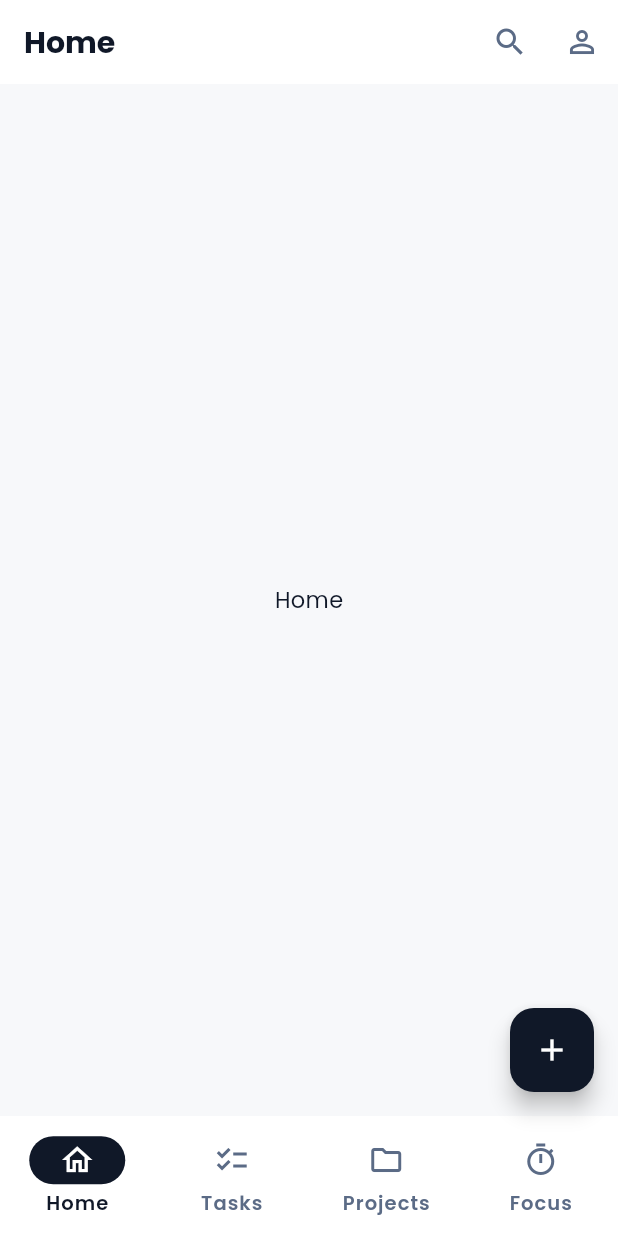
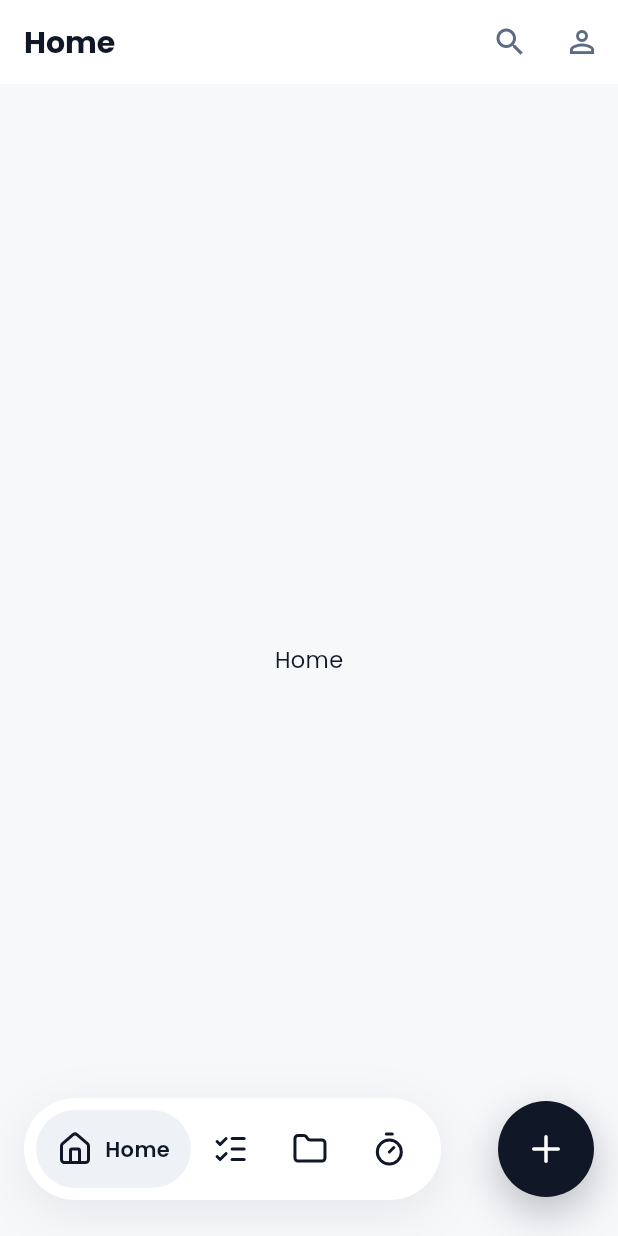
Before and after one commit to BrendanLTW/ctrltask, a Flutter app: the HomeScreen screen opened by its route, on a phone screen of 412 x 824 dp. Run offline on Flutter 3.47's test engine with Material 3 defaults, Android fonts, the phone set to English and light mode, and no system bars; our stand-ins replace flutter_riverpod, flutter_svg, go_router, riverpod_annotation; generated files the repository leaves out were written again.

Commit message:
feat: AppShell floating bottom bar and quick-add button

```diff
--- a/lib/core/router/app_router.dart
+++ b/lib/core/router/app_router.dart
@@ -1,3 +1,4 @@
+import 'package:ctrltask/core/widgets/app_shell.dart';
 import 'package:ctrltask/features/focus/presentation/focus_screen.dart';
 import 'package:ctrltask/features/home/presentation/home_screen.dart';
 import 'package:ctrltask/features/insights/presentation/insights_screen.dart';
@@ -10,7 +11,6 @@ import 'package:ctrltask/features/tasks/presentation/search_screen.dart';
 import 'package:ctrltask/features/tasks/presentation/task_detail_screen.dart';
 import 'package:ctrltask/features/tasks/presentation/task_form_screen.dart';
 import 'package:ctrltask/features/tasks/presentation/tasks_screen.dart';
-import 'package:ctrltask/l10n/l10n.dart';
 import 'package:flutter/material.dart';
 import 'package:go_router/go_router.dart';
 import 'package:riverpod_annotation/riverpod_annotation.dart';
@@ -50,7 +50,14 @@ GoRouter appRouter(Ref ref) {
     },
     routes: [
       StatefulShellRoute.indexedStack(
-        builder: (context, state, shell) => _TempShell(shell: shell),
+        builder: (context, state, shell) => AppShell(
+          currentIndex: shell.currentIndex,
+          onTabSelected: (i) =>
+              shell.goBranch(i, initialLocation: i == shell.currentIndex),
+          // shortcut: opens the New task screen; 2.6 makes it the S10 sheet.
+          onQuickAdd: () => context.push(Routes.newTask),
+          child: shell,
+        ),
         branches: [
           _branch(Routes.home, const HomeScreen()),
           _branch(Routes.tasks, const TasksScreen()),
@@ -98,46 +105,3 @@ GoRouter appRouter(Ref ref) {
 StatefulShellBranch _branch(String path, Widget screen) => StatefulShellBranch(
   routes: [GoRoute(path: path, builder: (context, state) => screen)],
 );
-
-// shortcut: stand-in bottom bar with hard-coded labels; task 0.6 replaces it
-// with AppShell and 2.6 makes quick add the S10 sheet.
-class _TempShell extends StatelessWidget {
-  const new({required this.shell});
-
-  final StatefulNavigationShell shell;
-
-  @override
-  Widget build(BuildContext context) {
-    return Scaffold(
-      body: shell,
-      floatingActionButton: FloatingActionButton(
-        tooltip: context.l10n.quickAddTask,
-        onPressed: () => context.push(Routes.newTask),
-        child: const Icon(Icons.add),
-      ),
-      bottomNavigationBar: NavigationBar(
-        selectedIndex: shell.currentIndex,
-        onDestinationSelected: (i) =>
-            shell.goBranch(i, initialLocation: i == shell.currentIndex),
-        destinations: [
-          NavigationDestination(
-            icon: const Icon(Icons.home_outlined),
-            label: context.l10n.tabHome,
-          ),
-          NavigationDestination(
-            icon: const Icon(Icons.checklist),
-            label: context.l10n.tabTasks,
-          ),
-          NavigationDestination(
-            icon: const Icon(Icons.folder_outlined),
-            label: context.l10n.tabProjects,
-          ),
-          NavigationDestination(
-            icon: const Icon(Icons.timer_outlined),
-            label: context.l10n.tabFocus,
-          ),
-        ],
-      ),
-    );
-  }
-}
--- /dev/null
+++ b/lib/core/widgets/app_icon.dart
@@ -0,0 +1,95 @@
+import 'dart:typed_data';
+
+import 'package:flutter/widgets.dart';
+import 'package:flutter_svg/flutter_svg.dart';
+
+/// The app's line icons (DESIGN §8): Lucide (ISC licence, lucide-static
+/// 1.72.0) on a 24 grid with round caps and joins, bundled in
+/// `assets/icons/`. Data stores project icon keys, never these.
+enum AppIcon {
+  add('plus'),
+  folder('folder'),
+  home('house'),
+  tasks('list-checks'),
+  timer('timer');
+
+  new(this.file);
+
+  final String file;
+
+  String get asset => 'assets/icons/$file.svg';
+}
+
+/// Stroke widths from DESIGN §8.
+abstract final class AppIconStroke {
+  static const double nav = 1.7;
+  static const double button = 1.8;
+  static const double tile = 1.9;
+  static const double chevron = 2.2;
+}
+
+/// Draws an [AppIcon]. Size and colour default to the surrounding
+/// `IconTheme`, as `Icon` does, so it works inside `IconButton`.
+/// Decorative: screen readers skip it; label the button instead.
+class AppIconView extends StatelessWidget {
+  const new(
+    this.icon, {
+    this.size,
+    this.color,
+    this.stroke = AppIconStroke.button,
+    super.key,
+  });
+
+  final AppIcon icon;
+  final double? size;
+  final Color? color;
+  final double stroke;
+
+  @override
+  Widget build(BuildContext context) {
+    final theme = IconTheme.of(context);
+    final side = size ?? theme.size ?? 24;
+    final tint = color ?? theme.color;
+    // Like Icon: its own size, centred, even inside a tile that passes
+    // tight constraints.
+    return Center(
+      widthFactor: 1,
+      heightFactor: 1,
+      child: SvgPicture(
+        _StrokeLoader(icon.asset, stroke),
+        width: side,
+        height: side,
+        colorFilter: tint == null
+            ? null
+            : ColorFilter.mode(tint, BlendMode.srcIn),
+        excludeFromSemantics: true,
+      ),
+    );
+  }
+}
+
+/// Loads an icon with its stroke width set: Lucide files use 2.
+class _StrokeLoader extends SvgAssetLoader {
+  const new(super.assetName, this.stroke);
+
+  final double stroke;
+
+  @override
+  String provideSvg(ByteData? message) => super
+      .provideSvg(message)
+      .replaceFirst('stroke-width="2"', 'stroke-width="$stroke"');
+
+  @override
+  SvgCacheKey cacheKey(BuildContext? context) => SvgCacheKey(
+    keyData: (assetName, stroke),
+    colorMapper: colorMapper,
+    theme: getTheme(context),
+  );
+
+  @override
+  int get hashCode => Object.hash(super.hashCode, stroke);
+
+  @override
+  bool operator ==(Object other) =>
+      other is _StrokeLoader && super == other && other.stroke == stroke;
+}
--- /dev/null
+++ b/lib/core/widgets/app_shell.dart
@@ -0,0 +1,169 @@
+import 'dart:math' as math;
+
+import 'package:ctrltask/core/theme/app_colors.dart';
+import 'package:ctrltask/core/theme/app_radius.dart';
+import 'package:ctrltask/core/theme/app_shadows.dart';
+import 'package:ctrltask/core/widgets/app_icon.dart';
+import 'package:ctrltask/core/widgets/app_shell_tab.dart';
+import 'package:ctrltask/l10n/l10n.dart';
+import 'package:flutter/material.dart';
+
+/// The tab scaffold (DESIGN §6): content runs full height under a floating
+/// pill bottom bar, with a separate round quick-add button to its right
+/// and a fade to `ground` behind the bar.
+///
+/// Tab screens keep [contentBottomPadding] at the end of their scroll views
+/// so the last item clears the bar.
+class AppShell extends StatelessWidget {
+  const new({
+    required this.currentIndex,
+    required this.onTabSelected,
+    required this.onQuickAdd,
+    required this.child,
+    super.key,
+  });
+
+  final int currentIndex;
+  final ValueChanged<int> onTabSelected;
+  final VoidCallback onQuickAdd;
+  final Widget child;
+
+  static const double contentBottomPadding = 120;
+  static const double barHeight = 68;
+  static const double barMaxWidth = 278;
+  static const double addSize = 64;
+  static const double fadeHeight = 130;
+
+  static const double _edge = 16;
+  static const double _barBottom = 24;
+  static const double _addBottom = 26;
+  static const double _barInset = 8;
+
+  @override
+  Widget build(BuildContext context) {
+    final colors = context.colors;
+    final shadows = context.shadows;
+    final l10n = context.l10n;
+    final tabs = [
+      (AppIcon.home, l10n.tabHome),
+      (AppIcon.tasks, l10n.tabTasks),
+      (AppIcon.folder, l10n.tabProjects),
+      (AppIcon.timer, l10n.tabFocus),
+    ];
+    // Narrow phones shrink the bar so it never meets the add button.
+    final barWidth = math.min(
+      barMaxWidth,
+      MediaQuery.sizeOf(context).width - _edge * 3 - addSize,
+    );
+
+    return Scaffold(
+      body: Stack(
+        children: [
+          Positioned.fill(child: child),
+          Positioned(
+            left: 0,
+            right: 0,
+            bottom: 0,
+            height: fadeHeight,
+            child: IgnorePointer(
+              child: DecoratedBox(
+                decoration: BoxDecoration(
+                  gradient: LinearGradient(
+                    begin: Alignment.topCenter,
+                    end: Alignment.bottomCenter,
+                    colors: [colors.ground.withValues(alpha: 0), colors.ground],
+                  ),
+                ),
+              ),
+            ),
+          ),
+          Positioned(
+            left: _edge,
+            bottom: _barBottom,
+            width: barWidth,
+            height: barHeight,
+            // shortcut: the label is sized for up to 1.3x text; larger scales
+            // clamp here, since the bar has a fixed height.
+            child: MediaQuery.withClampedTextScaling(
+              maxScaleFactor: 1.3,
+              child: DecoratedBox(
+                decoration: BoxDecoration(
+                  color: colors.surface,
+                  borderRadius: BorderRadius.circular(AppRadius.pill),
+                  boxShadow: shadows.bottomBar,
+                ),
+                child: Padding(
+                  padding: const EdgeInsets.all(_barInset),
+                  child: Row(
+                    children: [
+                      for (final (i, (icon, label)) in tabs.indexed)
+                        if (i == currentIndex)
+                          // The label ellipsizes before the other tabs drop
+                          // under their minimum width.
+                          ConstrainedBox(
+                            constraints: BoxConstraints(
+                              maxWidth:
+                                  barWidth -
+                                  _barInset * 2 -
+                                  AppShellTab.minWidth * (tabs.length - 1),
+                            ),
+                            child: AppShellTab(
+                              icon: icon,
+                              label: label,
+                              selected: true,
+                              onTap: () => onTabSelected(i),
+                            ),
+                          )
+                        else
+                          Expanded(
+                            child: AppShellTab(
+                              icon: icon,
+                              label: label,
+                              selected: false,
+                              onTap: () => onTabSelected(i),
+                            ),
+                          ),
+                    ],
+                  ),
+                ),
+              ),
+            ),
+          ),
+          Positioned(
+            right: _edge,
+            bottom: _addBottom,
+            width: addSize,
+            height: addSize,
+            child: Tooltip(
+              message: l10n.quickAddTask,
+              excludeFromSemantics: true,
+              child: Semantics(
+                button: true,
+                label: l10n.quickAddTask,
+                child: DecoratedBox(
+                  decoration: BoxDecoration(
+                    shape: BoxShape.circle,
+                    boxShadow: shadows.quickAdd,
+                  ),
+                  child: Material(
+                    color: colors.ink,
+                    shape: const CircleBorder(),
+                    clipBehavior: Clip.antiAlias,
+                    child: InkWell(
+                      onTap: onQuickAdd,
+                      child: AppIconView(
+                        AppIcon.add,
+                        size: 28,
+                        color: colors.onInk,
+                      ),
+                    ),
+                  ),
+                ),
+              ),
+            ),
+          ),
+        ],
+      ),
+    );
+  }
+}
--- /dev/null
+++ b/lib/core/widgets/app_shell_tab.dart
@@ -0,0 +1,77 @@
+import 'package:ctrltask/core/theme/app_colors.dart';
+import 'package:ctrltask/core/theme/app_typography.dart';
+import 'package:ctrltask/core/widgets/app_icon.dart';
+import 'package:flutter/material.dart';
+
+/// One bottom-bar item. Icon-only, or a `navSelected` pill with icon and
+/// label when [selected]. Screen readers always hear the label.
+class AppShellTab extends StatelessWidget {
+  const new({
+    required this.icon,
+    required this.label,
+    required this.selected,
+    required this.onTap,
+    super.key,
+  });
+
+  final AppIcon icon;
+  final String label;
+  final bool selected;
+  final VoidCallback onTap;
+
+  static const double height = 52;
+
+  /// Narrowest an icon-only tab may get (CLAUDE.md touch target).
+  static const double minWidth = 44;
+  static const double iconSize = 24;
+
+  @override
+  Widget build(BuildContext context) {
+    final colors = context.colors;
+    return Semantics(
+      button: true,
+      selected: selected,
+      label: label,
+      excludeSemantics: true,
+      child: Material(
+        color: selected ? colors.navSelected : Colors.transparent,
+        shape: const StadiumBorder(),
+        clipBehavior: Clip.antiAlias,
+        child: InkWell(
+          onTap: onTap,
+          child: SizedBox(
+            height: height,
+            child: Padding(
+              padding: EdgeInsets.symmetric(horizontal: selected ? 14 : 0),
+              child: Row(
+                mainAxisSize: selected ? MainAxisSize.min : MainAxisSize.max,
+                mainAxisAlignment: MainAxisAlignment.center,
+                children: [
+                  AppIconView(
+                    icon,
+                    size: iconSize,
+                    color: colors.ink,
+                    stroke: AppIconStroke.nav,
+                  ),
+                  if (selected)
+                    Flexible(
+                      child: Padding(
+                        padding: const EdgeInsets.only(left: 8),
+                        child: Text(
+                          label,
+                          maxLines: 1,
+                          softWrap: false,
+                          overflow: TextOverflow.ellipsis,
+                          style: context.text.chip.copyWith(color: colors.ink),
+                        ),
+                      ),
+                    ),
+                ],
+              ),
+            ),
+          ),
+        ),
+      ),
+    );
+  }
+}
--- a/pubspec.yaml
+++ b/pubspec.yaml
@@ -45,6 +45,7 @@ flutter:
 
   assets:
     - assets/fonts/OFL.txt
+    - assets/icons/
 
   fonts:
     - family: Poppins
```
Also changed, not shown: assets/icons/folder.svg (added), assets/icons/house.svg (added), assets/icons/list-checks.svg (added), assets/icons/plus.svg (added), assets/icons/timer.svg (added), 6 other files.
